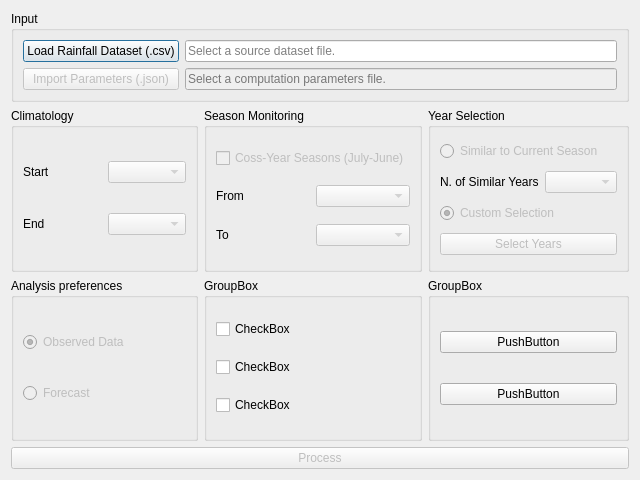
The window that nsmpg_dialog_base.ui (JuanPDiazL/SMPG) describes before a commit, drawn with Qt 5.
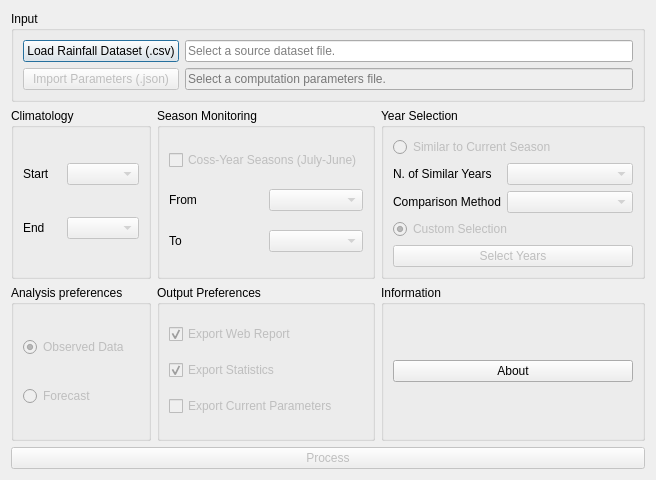
The same window after the commit.

Commit message: added selection for export files, support for importing parameters, different comparison methods for similar years and code cleanup

What changed in the file:
```diff
--- a/nsmpg_dialog_base.ui
+++ b/nsmpg_dialog_base.ui
@@ -80,6 +80,9 @@
         <property name="enabled">
          <bool>false</bool>
         </property>
+        <property name="readOnly">
+         <bool>true</bool>
+        </property>
         <property name="placeholderText">
          <string>Select a computation parameters file.</string>
         </property>
@@ -104,14 +107,7 @@
       <string>Year Selection</string>
      </property>
      <layout class="QGridLayout" name="gridLayout_8">
-      <item row="1" column="0">
-       <widget class="QLabel" name="simyrlabel">
-        <property name="text">
-         <string>N. of Similar Years</string>
-        </property>
-       </widget>
-      </item>
-      <item row="2" column="0" colspan="2">
+      <item row="3" column="0" colspan="2">
        <widget class="QRadioButton" name="customYearsRadioButton">
         <property name="enabled">
          <bool>false</bool>
@@ -124,16 +120,6 @@
         </property>
        </widget>
       </item>
-      <item row="3" column="0" colspan="2">
-       <widget class="QPushButton" name="selectYearsButton">
-        <property name="enabled">
-         <bool>false</bool>
-        </property>
-        <property name="text">
-         <string>Select Years</string>
-        </property>
-       </widget>
-      </item>
       <item row="1" column="1">
        <widget class="QComboBox" name="similarYearsComboBox">
         <property name="enabled">
@@ -141,6 +127,13 @@
         </property>
        </widget>
       </item>
+      <item row="1" column="0">
+       <widget class="QLabel" name="simyrlabel">
+        <property name="text">
+         <string>N. of Similar Years</string>
+        </property>
+       </widget>
+      </item>
       <item row="0" column="0" colspan="2">
        <widget class="QRadioButton" name="similarYearsRadioButton">
         <property name="enabled">
@@ -154,26 +147,46 @@
         </property>
        </widget>
       </item>
+      <item row="4" column="0" colspan="2">
+       <widget class="QPushButton" name="selectYearsButton">
+        <property name="enabled">
+         <bool>false</bool>
+        </property>
+        <property name="text">
+         <string>Select Years</string>
+        </property>
+       </widget>
+      </item>
+      <item row="2" column="0">
+       <widget class="QLabel" name="compmtdlabel">
+        <property name="text">
+         <string>Comparison Method</string>
+        </property>
+       </widget>
+      </item>
+      <item row="2" column="1">
+       <widget class="QComboBox" name="comparisonMethodComboBox">
+        <property name="enabled">
+         <bool>false</bool>
+        </property>
+        <property name="minimumContentsLength">
+         <number>12</number>
+        </property>
+       </widget>
+      </item>
      </layout>
     </widget>
    </item>
    <item row="2" column="2">
     <widget class="QGroupBox" name="groupBox_4">
      <property name="title">
-      <string>GroupBox</string>
+      <string>Information</string>
      </property>
      <layout class="QGridLayout" name="gridLayout_11">
       <item row="0" column="0">
-       <widget class="QPushButton" name="pushButton_2">
+       <widget class="QPushButton" name="aboutButton">
         <property name="text">
-         <string>PushButton</string>
-        </property>
-       </widget>
-      </item>
-      <item row="1" column="0">
-       <widget class="QPushButton" name="pushButton_3">
-        <property name="text">
-         <string>PushButton</string>
+         <string>About</string>
         </property>
        </widget>
       </item>
@@ -274,29 +287,44 @@
     </widget>
    </item>
    <item row="2" column="1">
-    <widget class="QGroupBox" name="groupBox_3">
+    <widget class="QGroupBox" name="OutputGroupBox">
      <property name="title">
-      <string>GroupBox</string>
+      <string>Output Preferences</string>
      </property>
      <layout class="QGridLayout" name="gridLayout_10">
       <item row="1" column="0">
-       <widget class="QCheckBox" name="checkBox_2">
+       <widget class="QCheckBox" name="exportStatsCheckBox">
+        <property name="enabled">
+         <bool>false</bool>
+        </property>
         <property name="text">
-         <string>CheckBox</string>
+         <string>Export Statistics</string>
+        </property>
+        <property name="checked">
+         <bool>true</bool>
         </property>
        </widget>
       </item>
       <item row="0" column="0">
-       <widget class="QCheckBox" name="checkBox">
+       <widget class="QCheckBox" name="exportWebCheckBox">
+        <property name="enabled">
+         <bool>false</bool>
+        </property>
         <property name="text">
-         <string>CheckBox</string>
+         <string>Export Web Report</string>
+        </property>
+        <property name="checked">
+         <bool>true</bool>
         </property>
        </widget>
       </item>
       <item row="2" column="0">
-       <widget class="QCheckBox" name="checkBox_3">
+       <widget class="QCheckBox" name="exportParametersCheckBox">
+        <property name="enabled">
+         <bool>false</bool>
+        </property>
         <property name="text">
-         <string>CheckBox</string>
+         <string>Export Current Parameters</string>
         </property>
        </widget>
       </item>
```
The commit also changes 4 other files.
